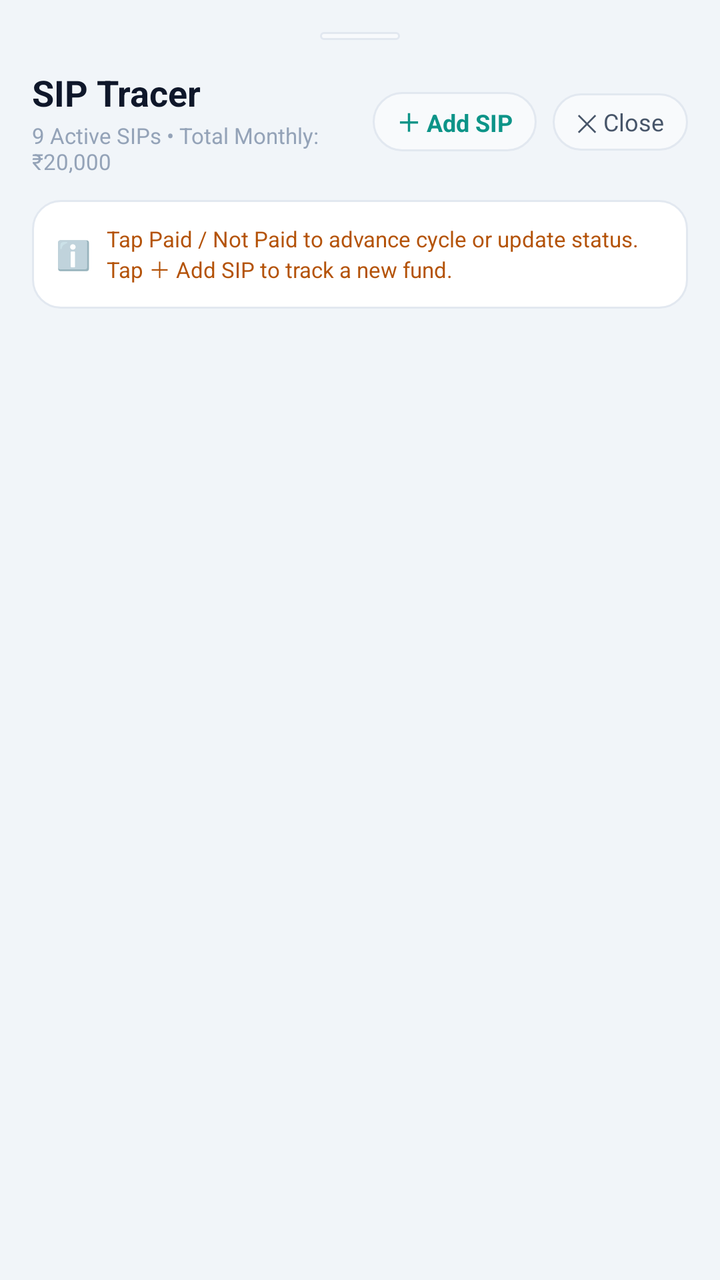
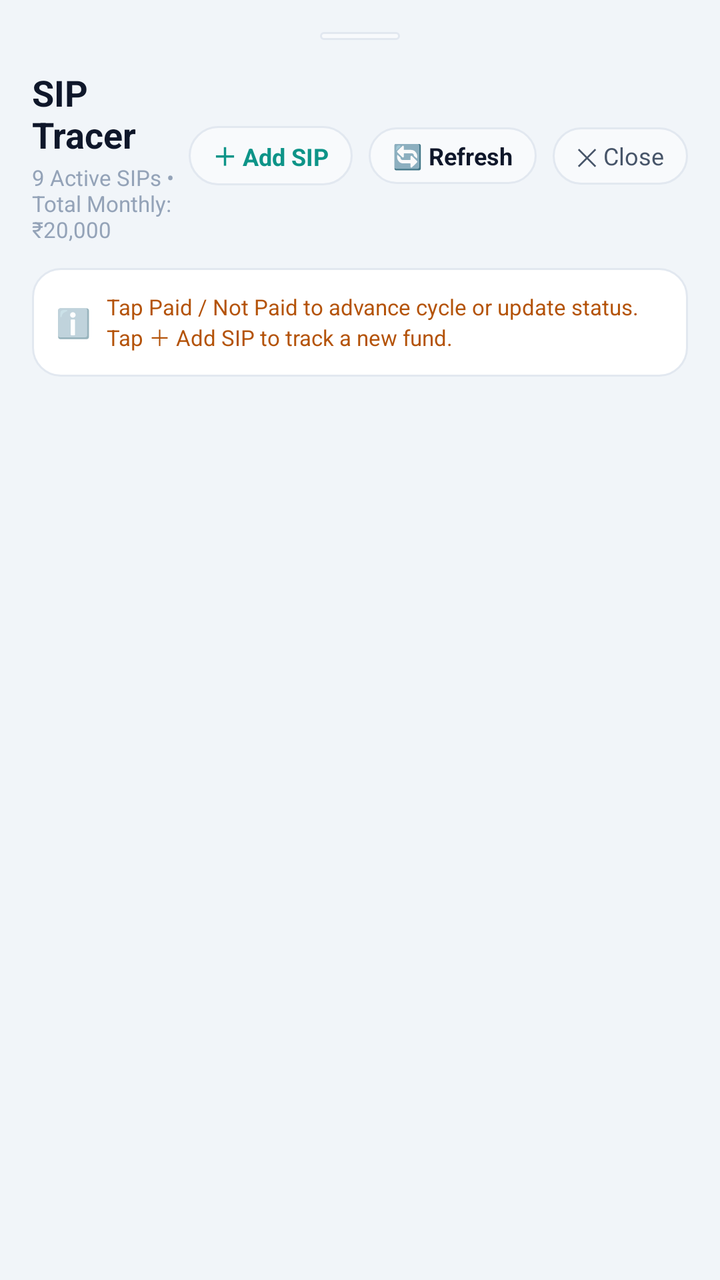

An Android layout rendered at two revisions. The XML below is the earlier revision; the diff shows what the commit changed to produce the second picture.
<!-- AndroidManifest.xml: application theme AppTheme -->
<!-- res/layout/dialog_sip_tracer.xml -->
<?xml version="1.0" encoding="utf-8"?>
<LinearLayout xmlns:android="http://schemas.android.com/apk/res/android"
    android:layout_width="match_parent"
    android:layout_height="match_parent"
    android:orientation="vertical"
    android:background="@color/bg_dark"
    android:padding="16dp">

    
    <View
        android:layout_width="40dp"
        android:layout_height="4dp"
        android:layout_gravity="center_horizontal"
        android:background="@drawable/bg_pill_dark"
        android:layout_marginBottom="14dp" />

    
    <LinearLayout
        android:layout_width="match_parent"
        android:layout_height="wrap_content"
        android:gravity="center_vertical"
        android:orientation="horizontal">

        <LinearLayout
            android:layout_width="0dp"
            android:layout_height="wrap_content"
            android:layout_weight="1"
            android:orientation="vertical">

            <TextView
                android:layout_width="wrap_content"
                android:layout_height="wrap_content"
                android:text="SIP Tracer"
                android:textColor="@color/text_primary"
                android:textSize="18sp"
                android:textStyle="bold" />

            <TextView
                android:id="@+id/tvSipSubtitle"
                android:layout_width="wrap_content"
                android:layout_height="wrap_content"
                android:layout_marginTop="2dp"
                android:text="9 Active SIPs • Total Monthly: ₹20,000"
                android:textColor="@color/text_muted"
                android:textSize="11sp" />
        </LinearLayout>

        <TextView
            android:id="@+id/btnAddSip"
            android:layout_width="wrap_content"
            android:layout_height="wrap_content"
            android:background="@drawable/bg_pill_dark"
            android:paddingStart="12dp"
            android:paddingEnd="12dp"
            android:paddingTop="6dp"
            android:paddingBottom="6dp"
            android:layout_marginEnd="8dp"
            android:text="＋ Add SIP"
            android:textColor="@color/colorPrimary"
            android:textSize="12sp"
            android:textStyle="bold"
            android:clickable="true"
            android:focusable="true" />

        <TextView
            android:id="@+id/btnSipClose"
            android:layout_width="wrap_content"
            android:layout_height="wrap_content"
            android:background="@drawable/bg_pill_dark"
            android:paddingStart="12dp"
            android:paddingEnd="12dp"
            android:paddingTop="6dp"
            android:paddingBottom="6dp"
            android:text="✕ Close"
            android:textColor="@color/text_secondary"
            android:textSize="12sp"
            android:clickable="true"
            android:focusable="true" />
    </LinearLayout>

    
    <ProgressBar
        android:id="@+id/pbSipLoading"
        style="?android:attr/progressBarStyleHorizontal"
        android:layout_width="match_parent"
        android:layout_height="4dp"
        android:layout_marginTop="8dp"
        android:indeterminate="true"
        android:indeterminateTint="@color/colorPrimary"
        android:visibility="gone" />

    
    <LinearLayout
        android:id="@+id/layoutSipUpdatingBanner"
        android:layout_width="match_parent"
        android:layout_height="wrap_content"
        android:layout_marginTop="6dp"
        android:background="@drawable/bg_chip_green"
        android:paddingStart="12dp"
        android:paddingEnd="12dp"
        android:paddingTop="7dp"
        android:paddingBottom="7dp"
        android:orientation="horizontal"
        android:gravity="center_vertical"
        android:visibility="gone">

        <ProgressBar
            android:layout_width="14dp"
            android:layout_height="14dp"
            android:indeterminate="true"
            android:indeterminateTint="@color/green_mint"
            android:layout_marginEnd="8dp" />

        <TextView
            android:id="@+id/tvSipUpdatingText"
            android:layout_width="0dp"
            android:layout_weight="1"
            android:layout_height="wrap_content"
            android:text="Syncing update with Google Sheets..."
            android:textColor="@color/green_mint"
            android:textSize="11sp"
            android:textStyle="bold" />
    </LinearLayout>

    
    <LinearLayout
        android:layout_width="match_parent"
        android:layout_height="wrap_content"
        android:layout_marginTop="12dp"
        android:background="@drawable/bg_card"
        android:padding="12dp"
        android:orientation="horizontal"
        android:gravity="center_vertical">

        <TextView
            android:layout_width="wrap_content"
            android:layout_height="wrap_content"
            android:text="ℹ️"
            android:textSize="14sp"
            android:layout_marginEnd="8dp" />

        <TextView
            android:layout_width="0dp"
            android:layout_weight="1"
            android:layout_height="wrap_content"
            android:text="Tap Paid / Not Paid to advance cycle or update status. Tap ＋ Add SIP to track a new fund."
            android:textColor="@color/amber_gold"
            android:textSize="11sp" />
    </LinearLayout>

    
    <androidx.recyclerview.widget.RecyclerView
        android:id="@+id/rvSipList"
        android:layout_width="match_parent"
        android:layout_height="0dp"
        android:layout_weight="1"
        android:layout_marginTop="14dp"
        android:clipToPadding="false"
        android:paddingBottom="16dp" />

    <TextView
        android:id="@+id/tvEmptySips"
        android:layout_width="wrap_content"
        android:layout_height="wrap_content"
        android:layout_gravity="center"
        android:layout_marginTop="40dp"
        android:text="No SIP records found."
        android:textColor="@color/text_muted"
        android:textSize="13sp"
        android:visibility="gone" />

</LinearLayout>
<!-- resources referenced by this layout -->
<resources>
  <color name="amber_gold">#B45309</color>
  <color name="bg_dark">#F1F5F9</color>
  <color name="colorPrimary">#0D9488</color>
  <color name="green_mint">#047857</color>
  <color name="text_muted">#94A3B8</color>
  <color name="text_primary">#0F172A</color>
  <color name="text_secondary">#475569</color>
  <!-- drawable bg_card (drawable) -->
  <?xml version="1.0" encoding="utf-8"?>
  <shape xmlns:android="http://schemas.android.com/apk/res/android"
      android:shape="rectangle">
      <solid android:color="@color/bg_card" />
      <corners android:radius="14dp" />
      <stroke
          android:width="1dp"
          android:color="@color/border_dark" />
  </shape>
  <!-- drawable bg_chip_green (drawable) -->
  <?xml version="1.0" encoding="utf-8"?>
  <shape xmlns:android="http://schemas.android.com/apk/res/android"
      android:shape="rectangle">
      <solid android:color="@color/green_bg" />
      <corners android:radius="12dp" />
      <stroke
          android:width="1dp"
          android:color="@color/green_emerald" />
  </shape>
  <!-- drawable bg_pill_dark (drawable) -->
  <?xml version="1.0" encoding="utf-8"?>
  <shape xmlns:android="http://schemas.android.com/apk/res/android"
      android:shape="rectangle">
      <solid android:color="@color/bg_card_secondary" />
      <corners android:radius="20dp" />
      <stroke
          android:width="1dp"
          android:color="@color/border_dark" />
  </shape>
  <style name="AppTheme" parent="Theme.MaterialComponents.DayNight.NoActionBar">
          <item name="colorPrimary">@color/colorPrimary</item>
          <item name="colorPrimaryDark">@color/colorPrimaryDark</item>
          <item name="colorAccent">@color/colorAccent</item>
          <item name="android:windowBackground">@color/bg_dark</item>
          <item name="android:statusBarColor">@color/bg_dark</item>
          <item name="android:navigationBarColor">@color/nav_bottom_bg</item>
          <item name="android:textColorPrimary">@color/text_primary</item>
          <item name="android:textColorSecondary">@color/text_secondary</item>
          <item name="android:windowLightStatusBar">true</item>
          <item name="bottomSheetDialogTheme">@style/FinMngrBottomSheetDialogTheme</item>
      </style>
  <color name="bg_card">#FFFFFF</color>
  <color name="border_dark">#E2E8F0</color>
  <color name="green_bg">#ECFDF5</color>
  <color name="green_emerald">#059669</color>
  <color name="bg_card_secondary">#F8FAFC</color>
  <color name="colorPrimaryDark">#E2E8F0</color>
  <color name="colorAccent">#0D9488</color>
  <color name="nav_bottom_bg">#FFFFFF</color>
  <style name="FinMngrBottomSheetDialogTheme" parent="ThemeOverlay.MaterialComponents.BottomSheetDialog">
          <item name="bottomSheetStyle">@style/FinMngrBottomSheetModal</item>
          <item name="android:windowBackground">@android:color/transparent</item>
          <item name="android:colorBackground">@android:color/transparent</item>
          <item name="android:windowIsFloating">false</item>
      </style>
  <style name="FinMngrBottomSheetModal" parent="Widget.MaterialComponents.BottomSheet.Modal">
          <item name="android:background">@android:color/transparent</item>
          <item name="android:backgroundTint">@android:color/transparent</item>
          <item name="backgroundTint">@android:color/transparent</item>
          <item name="shapeAppearance">@null</item>
          <item name="shapeAppearanceOverlay">@null</item>
      </style>
</resources>

<!-- the commit's change to res/layout/dialog_sip_tracer.xml (unified diff, before → after) -->
@@ -57,6 +57,23 @@
             android:layout_marginEnd="8dp"
             android:text="＋ Add SIP"
             android:textColor="@color/colorPrimary"
+            android:textSize="12sp"
+            android:textStyle="bold"
+            android:clickable="true"
+            android:focusable="true" />
+
+        <TextView
+            android:id="@+id/btnSipRefresh"
+            android:layout_width="wrap_content"
+            android:layout_height="wrap_content"
+            android:background="@drawable/bg_pill_dark"
+            android:paddingStart="12dp"
+            android:paddingEnd="12dp"
+            android:paddingTop="6dp"
+            android:paddingBottom="6dp"
+            android:layout_marginEnd="8dp"
+            android:text="🔄 Refresh"
+            android:textColor="@color/text_primary"
             android:textSize="12sp"
             android:textStyle="bold"
             android:clickable="true"
